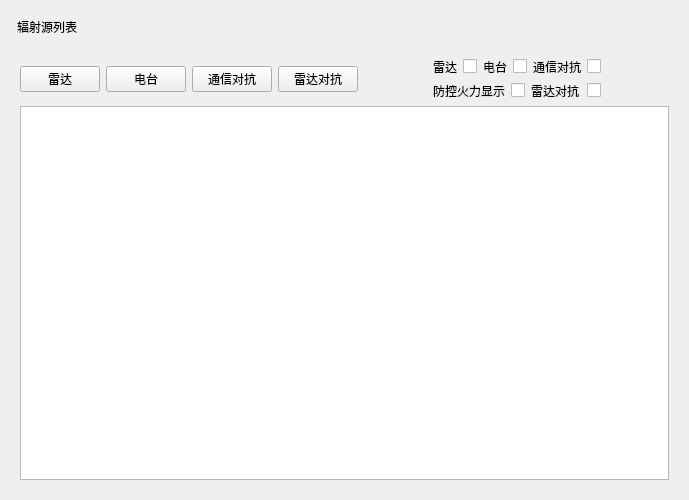
Above: Project/src/EstimateSituation/RZSourceRadiation.ui from jackstraw1112/UVA-MissionPlanning before the change. Below: the same form after it.
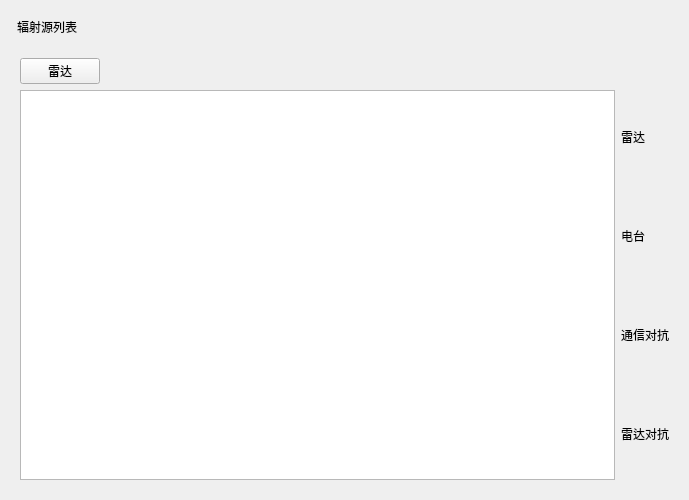
That is the form after the change.

Diff of the .ui file:
```diff
--- a/Project/src/EstimateSituation/RZSourceRadiation.ui
+++ b/Project/src/EstimateSituation/RZSourceRadiation.ui
@@ -53,7 +53,31 @@
    <item row="1" column="0">
     <widget class="QWidget" name="radiationWidget" native="true">
      <layout class="QGridLayout" name="gridLayout">
-      <item row="1" column="0">
+      <item row="0" column="0">
+       <layout class="QHBoxLayout" name="horizontalLayout">
+        <item>
+         <widget class="QPushButton" name="btnRadar">
+          <property name="text">
+           <string>雷达</string>
+          </property>
+         </widget>
+        </item>
+       </layout>
+      </item>
+      <item row="0" column="1">
+       <spacer name="horizontalSpacer_2">
+        <property name="orientation">
+         <enum>Qt::Horizontal</enum>
+        </property>
+        <property name="sizeHint" stdset="0">
+         <size>
+          <width>487</width>
+          <height>20</height>
+         </size>
+        </property>
+       </spacer>
+      </item>
+      <item row="1" column="0" colspan="2">
        <widget class="QTableView" name="tableView">
         <property name="sizePolicy">
          <sizepolicy hsizetype="Expanding" vsizetype="Expanding">
@@ -66,167 +90,35 @@
         </property>
        </widget>
       </item>
-      <item row="0" column="0">
-       <layout class="QHBoxLayout" name="horizontalLayout_5">
+      <item row="1" column="2">
+       <layout class="QVBoxLayout" name="verticalLayout">
         <item>
-         <layout class="QHBoxLayout" name="horizontalLayout">
-          <item>
-           <widget class="QPushButton" name="btnRadar">
-            <property name="text">
-             <string>雷达</string>
-            </property>
-           </widget>
-          </item>
-          <item>
-           <widget class="QPushButton" name="btnRadio">
-            <property name="text">
-             <string>电台</string>
-            </property>
-           </widget>
-          </item>
-          <item>
-           <widget class="QPushButton" name="btnRadioJam">
-            <property name="text">
-             <string>通信对抗</string>
-            </property>
-           </widget>
-          </item>
-          <item>
-           <widget class="QPushButton" name="btnRadarJam">
-            <property name="text">
-             <string>雷达对抗</string>
-            </property>
-           </widget>
-          </item>
-         </layout>
+         <widget class="QLabel" name="label">
+          <property name="text">
+           <string>雷达</string>
+          </property>
+         </widget>
         </item>
         <item>
-         <spacer name="horizontalSpacer_3">
-          <property name="orientation">
-           <enum>Qt::Horizontal</enum>
+         <widget class="QLabel" name="label_2">
+          <property name="text">
+           <string>电台</string>
           </property>
-          <property name="sizeHint" stdset="0">
-           <size>
-            <width>13</width>
-            <height>17</height>
-           </size>
-          </property>
-         </spacer>
+         </widget>
         </item>
         <item>
-         <layout class="QVBoxLayout" name="verticalLayout">
-          <item>
-           <layout class="QHBoxLayout" name="horizontalLayout_2">
-            <item>
-             <layout class="QHBoxLayout" name="radarSwitchLayout">
-              <item>
-               <widget class="QLabel" name="radarLabel">
-                <property name="text">
-                 <string>雷达</string>
-                </property>
-               </widget>
-              </item>
-              <item>
-               <widget class="QCheckBox" name="radarSwitch">
-                <property name="layoutDirection">
-                 <enum>Qt::RightToLeft</enum>
-                </property>
-               </widget>
-              </item>
-             </layout>
-            </item>
-            <item>
-             <layout class="QHBoxLayout" name="radioSwitchLayout">
-              <item>
-               <widget class="QLabel" name="radioLabel">
-                <property name="text">
-                 <string>电台</string>
-                </property>
-               </widget>
-              </item>
-              <item>
-               <widget class="QCheckBox" name="radioSwitch">
-                <property name="layoutDirection">
-                 <enum>Qt::RightToLeft</enum>
-                </property>
-               </widget>
-              </item>
-             </layout>
-            </item>
-            <item>
-             <layout class="QHBoxLayout" name="defenseFireDisplaySwitchLayout">
-              <item>
-               <widget class="QLabel" name="defenseFireDisplayLabel">
-                <property name="text">
-                 <string>通信对抗</string>
-                </property>
-               </widget>
-              </item>
-              <item>
-               <widget class="QCheckBox" name="defenseFireDisplaySwitch">
-                <property name="layoutDirection">
-                 <enum>Qt::RightToLeft</enum>
-                </property>
-               </widget>
-              </item>
-             </layout>
-            </item>
-           </layout>
-          </item>
-          <item>
-           <layout class="QHBoxLayout" name="horizontalLayout_4">
-            <item>
-             <layout class="QHBoxLayout" name="commJamSwitchLayout">
-              <item>
-               <widget class="QLabel" name="commJamLabel">
-                <property name="text">
-                 <string>防控火力显示</string>
-                </property>
-               </widget>
-              </item>
-              <item>
-               <widget class="QCheckBox" name="commJamSwitch">
-                <property name="layoutDirection">
-                 <enum>Qt::RightToLeft</enum>
-                </property>
-               </widget>
-              </item>
-             </layout>
-            </item>
-            <item>
-             <layout class="QHBoxLayout" name="radarJamSwitchLayout">
-              <item>
-               <widget class="QLabel" name="radarJamLabel">
-                <property name="text">
-                 <string>雷达对抗</string>
-                </property>
-               </widget>
-              </item>
-              <item>
-               <widget class="QCheckBox" name="radarJamSwitch">
-                <property name="layoutDirection">
-                 <enum>Qt::RightToLeft</enum>
-                </property>
-               </widget>
-              </item>
-             </layout>
-            </item>
-           </layout>
-          </item>
-         </layout>
+         <widget class="QLabel" name="label_3">
+          <property name="text">
+           <string>通信对抗</string>
+          </property>
+         </widget>
         </item>
         <item>
-         <spacer name="defenseFireDisplaySpacer_2">
-          <property name="orientation">
-           <enum>Qt::Horizontal</enum>
+         <widget class="QLabel" name="label_4">
+          <property name="text">
+           <string>雷达对抗</string>
           </property>
-          <property name="sizeHint" stdset="0">
-           <size>
-            <width>40</width>
-            <height>20</height>
-           </size>
-          </property>
-         </spacer>
+         </widget>
         </item>
        </layout>
       </item>
```
